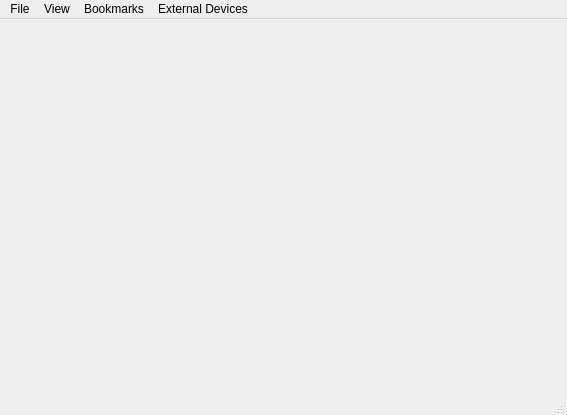
lumina-desktop/lumina, file lumina-fm/MainUI.ui: the form before one commit.
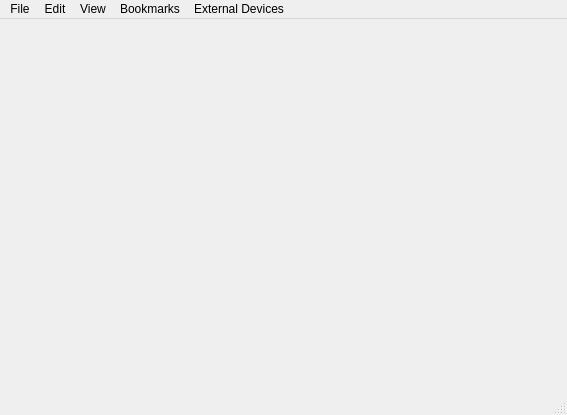
The form after the commit.

Commit message: Added menu items for various functionality that was already available just not from the main application menu. When adding the shortcuts I used the defacto standards that are used in many *nix applications.

Patch:
```diff
--- a/lumina-fm/MainUI.ui
+++ b/lumina-fm/MainUI.ui
@@ -106,7 +106,7 @@
      <x>0</x>
      <y>0</y>
      <width>567</width>
-     <height>20</height>
+     <height>22</height>
     </rect>
    </property>
    <widget class="QMenu" name="menuFile">
@@ -160,7 +160,20 @@
     <addaction name="actionScan"/>
     <addaction name="separator"/>
    </widget>
+   <widget class="QMenu" name="menuEdit">
+    <property name="title">
+     <string>Edit</string>
+    </property>
+    <addaction name="actionRename"/>
+    <addaction name="separator"/>
+    <addaction name="actionCut_Selection"/>
+    <addaction name="actionCopy_Selection"/>
+    <addaction name="actionPaste"/>
+    <addaction name="separator"/>
+    <addaction name="actionDelete_Selection"/>
+   </widget>
    <addaction name="menuFile"/>
+   <addaction name="menuEdit"/>
    <addaction name="menuView"/>
    <addaction name="menuBookmarks"/>
    <addaction name="menuExternal_Devices"/>
```
Left out of the diff: 97 changed lines with no effect on the pictures. The commit also changes 4 other files.
